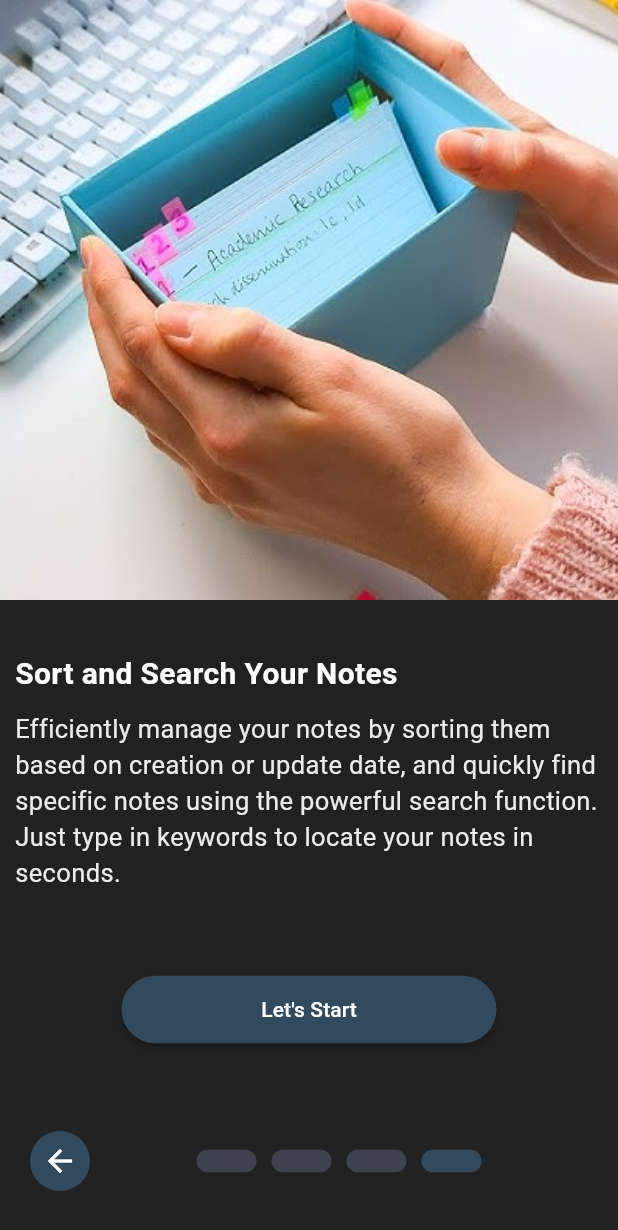
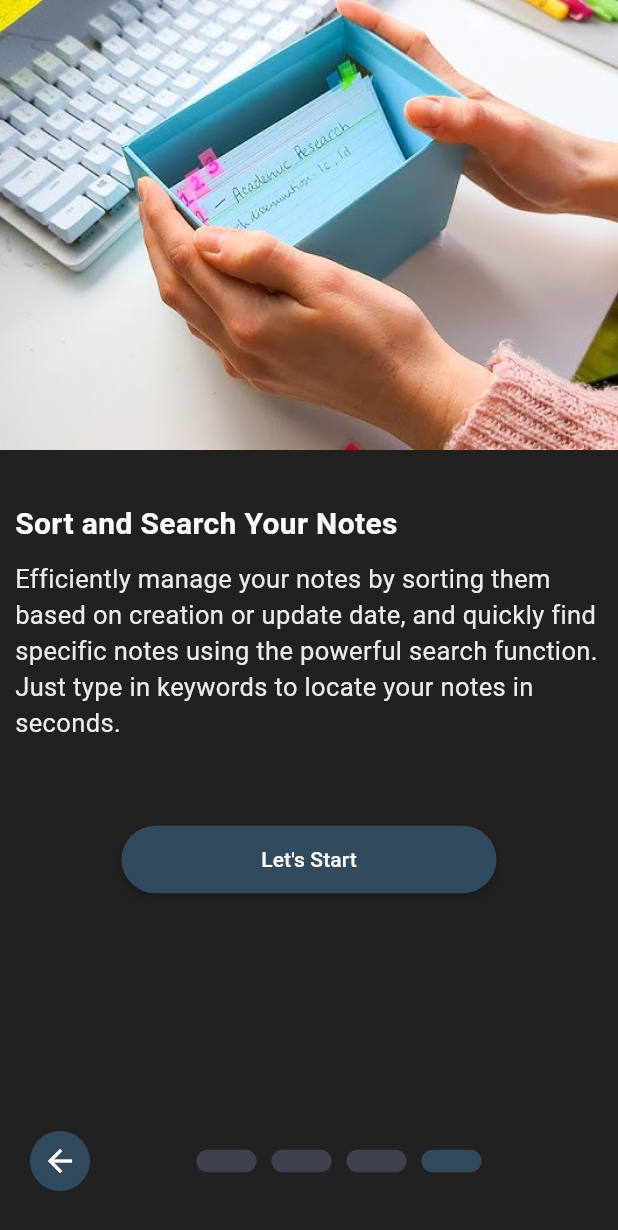
Before and after one commit to HindAlaa26/Notes-App-, a Flutter app: the screen it shows after launch, after a tap on "Skip", on a phone screen of 412 x 824 dp. Shown: the top 1230 px of the screen. Run offline on Flutter 3.47's test engine with Material 3 defaults, Android fonts, the phone set to English and light mode, and no system bars; our stand-ins replace flutter_bloc, shared_preferences, sqflite; accounts and stored records are empty.

Commit message:
final updates

```diff
--- a/lib/constants/colors.dart
+++ b/lib/constants/colors.dart
@@ -16,8 +16,11 @@ List<Color> backgroundColors = [
   class ColorUtility {
   static const white = Color(0xfffcfcfc);
   static const secondary = Color.fromRGBO(33, 33, 33, 1);
-  static const grey = Color(0xffEBEBEB);
+  static const lightGrey = Color(0xffEBEBEB);
   static const main = Color(0xff324a5e);
   static const lightBlack = Color(0xff3F414E);
-  // static const black = Color(0xff1D1617);
+   static const grey = Colors.grey;
+   static const darkGrey = Color.fromRGBO(33, 33, 33, 1);
+   static const mediumGrey = Color.fromRGBO(66, 66, 66, 1);
+   static const amber = Colors.amber;
 }
--- a/lib/main.dart
+++ b/lib/main.dart
@@ -2,10 +2,11 @@ import 'package:flutter/material.dart';
 import 'package:flutter_bloc/flutter_bloc.dart';
 import 'package:notes_app/cubit/note_cubit.dart';
 import 'package:notes_app/screens/splash_screen.dart';
+import 'package:notes_app/shared/network/local_network/preferences_helper.dart';
 
-void main() {
-   //WidgetsFlutterBinding.ensureInitialized();
-  //await PreferenceHelper.init();
+void main()async {
+   WidgetsFlutterBinding.ensureInitialized();
+  await PreferenceHelper.init();
 
   runApp(BlocProvider(
     create: (context) => NotesCubit()..createDatabase(),
@@ -18,7 +19,7 @@ class MyApp extends StatelessWidget {
   @override
   Widget build(BuildContext context) {
     return const MaterialApp(
-      title: 'Notes App',
+      title: 'Notes',
       debugShowCheckedModeBanner: false,
      home: SplashScreen()
     );
--- a/lib/screens/onBoading.dart
+++ b/lib/screens/onBoading.dart
@@ -147,7 +147,7 @@ Widget onBoadringItem(
               imagePath,
               width: double.infinity,
               fit: BoxFit.cover,
-              height: 400,
+              height: 300,
             ),
             index != 3
                 ? Row(
@@ -185,7 +185,7 @@ Widget onBoadringItem(
             subTitle,
             style: const TextStyle(
               fontSize: 17,
-              color: ColorUtility.grey,
+              color: ColorUtility.lightGrey,
             ),
           ),
         ),
--- a/lib/screens/splash_screen.dart
+++ b/lib/screens/splash_screen.dart
@@ -32,7 +32,7 @@ class _SplashScreenState extends State<SplashScreen> {
               Image.asset(ImageUtility.logo),
               Padding(
                 padding:  const EdgeInsets.symmetric(horizontal: 70,vertical: 40),
-                child: LinearProgressIndicator(color: ColorUtility.main,semanticsLabel: "Loading",borderRadius: BorderRadius.circular(10),),
+                child: LinearProgressIndicator(color: ColorUtility.mediumGrey,semanticsLabel: "Loading",borderRadius: BorderRadius.circular(10),),
               )
             ],
           ),
```
Also changed, not shown: lib/screens/edit.dart (+14 -12 lines), lib/screens/home.dart (+11 -9 lines), lib/shared/shared_component/task_item.dart (+7 -9 lines).
